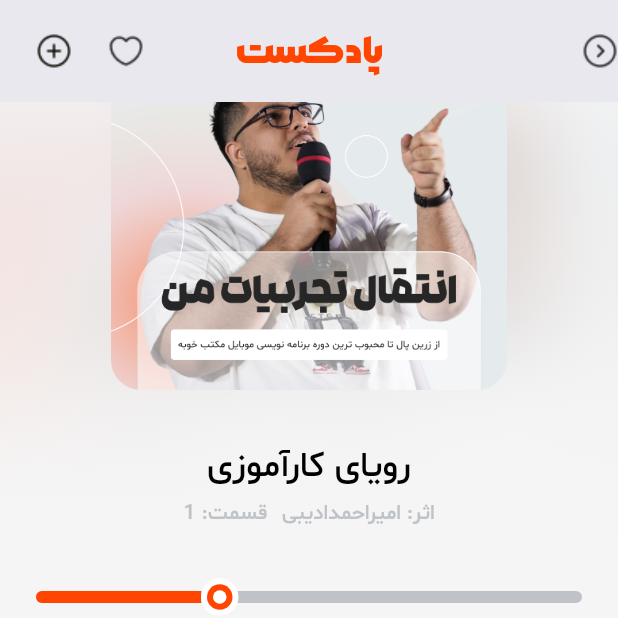
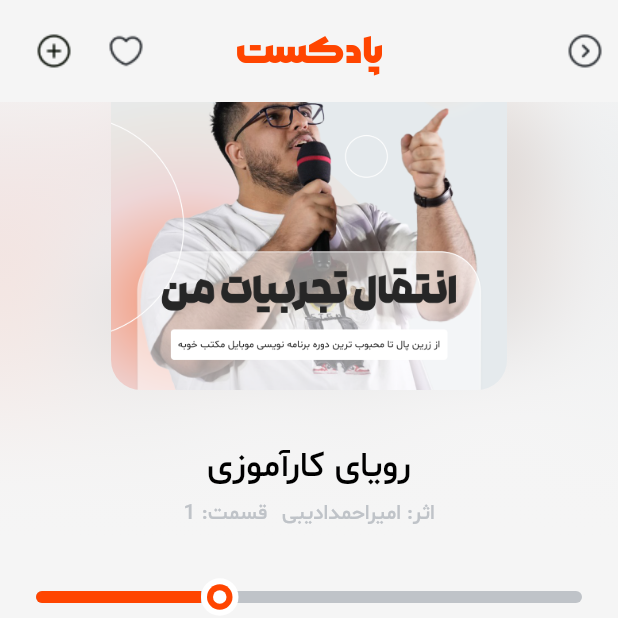
Before and after one commit to Mohammad-Nikmard/Castify, a Flutter app: the PlayListScreen screen opened directly, scrolled down 169 dp, on a phone screen of 412 x 824 dp, the top half of it. Run offline on Flutter 3.47's test engine with Material 3 defaults, Android fonts, the phone set to English and light mode, and no system bars; our stand-ins replace carousel_slider, dots_indicator, get_it, smooth_page_indicator; missing offline and left inert: persian_tools.

Commit message:
fix some bugs

```diff
--- a/lib/ui/bottomSheet_page/playlist_bottomsheet.dart
+++ b/lib/ui/bottomSheet_page/playlist_bottomsheet.dart
@@ -69,7 +69,7 @@ class _PlayListBottomSheetState extends State<PlayListBottomSheet> {
               delegate: SliverChildBuilderDelegate(
                 (context, index) {
                   return Padding(
-                    padding: EdgeInsets.only(left: 13, right: 13, top: 15),
+                    padding: EdgeInsets.only(left: 16, right: 16, top: 15),
                     child: PlayListWidget(
                       image: provider.seasonal[index].image,
                       subTitle: provider.seasonal[index].subTitle,
@@ -89,7 +89,7 @@ class _PlayListBottomSheetState extends State<PlayListBottomSheet> {
               delegate: SliverChildBuilderDelegate(
                 (context, index) {
                   return Padding(
-                    padding: EdgeInsets.only(left: 13, right: 13, top: 15),
+                    padding: EdgeInsets.only(left: 9, right: 9, top: 15),
                     child: PlayListWidget(
                       image: provider.others[index].image,
                       subTitle: provider.others[index].subTitle,
--- a/lib/ui/home_screen.dart
+++ b/lib/ui/home_screen.dart
@@ -32,6 +32,7 @@ class _HomeScreenState extends State<HomeScreen> with TickerProviderStateMixin {
             SliverPersistentHeader(
               delegate: TabBarDelegate(
                 TabBar(
+                  indicatorSize: TabBarIndicatorSize.tab,
                   controller: _controller,
                   labelColor: MyColor.whiteColor,
                   unselectedLabelColor: MyColor.greyColor,
@@ -84,9 +85,13 @@ class _HomeScreenState extends State<HomeScreen> with TickerProviderStateMixin {
             fontFamily: "MR", color: MyColor.orangeColor, fontSize: 24),
       ),
       centerTitle: true,
+      scrolledUnderElevation: 0.0,
       leading: Image.asset("images/icon_notification.png"),
       actions: [
-        Image.asset("images/icon_search.png"),
+        Padding(
+          padding: const EdgeInsets.only(right: 10),
+          child: Image.asset("images/icon_search.png"),
+        ),
       ],
       backgroundColor: Colors.transparent,
       elevation: 0,
--- a/lib/ui/playlist_screen.dart
+++ b/lib/ui/playlist_screen.dart
@@ -20,13 +20,13 @@ class _PlayListScreenState extends State<PlayListScreen> {
       body: SingleChildScrollView(
         child: Column(
           children: [
-            _getHeader(),
+            _Header(),
             Column(
               children: [
                 SizedBox(height: 22),
-                _playerPostion(),
+                PlayerPosition(),
                 SizedBox(height: 32),
-                _getPlayer(),
+                Player(),
                 _getItemHeader("کتاب الکترونیکی"),
                 PlayListWidget(
                   image: "podcast1.png",
@@ -38,7 +38,7 @@ class _PlayListScreenState extends State<PlayListScreen> {
                   timerLength: "۱۲:۰۵",
                 ),
                 _getItemHeader("توضیحات"),
-                _descrption(),
+                Description(),
                 SizedBox(height: 32),
               ],
             ),
@@ -48,7 +48,58 @@ class _PlayListScreenState extends State<PlayListScreen> {
     );
   }
 
-  Widget _getHeader() {
+  Widget _getItemHeader(String name) {
+    return Padding(
+      padding: EdgeInsets.only(top: 32, bottom: 20),
+      child: Row(
+        mainAxisAlignment: MainAxisAlignment.end,
+        children: [
+          Text(
+            name,
+            style: Theme.of(context).textTheme.displayMedium,
+          ),
+          SizedBox(width: 24),
+        ],
+      ),
+    );
+  }
+
+  PreferredSizeWidget _getAppBar() {
+    return AppBar(
+      toolbarHeight: 68,
+      backgroundColor: Colors.transparent,
+      elevation: 0,
+      scrolledUnderElevation: 0.0,
+      title: Text(
+        "پادکست",
+        style: TextStyle(
+            color: MyColor.orangeColor, fontFamily: "MR", fontSize: 24),
+      ),
+      centerTitle: true,
+      actions: [
+        Padding(
+          padding: const EdgeInsets.only(right: 10),
+          child: Image.asset("images/icon_arrow-circle-right.png"),
+        ),
+      ],
+      leadingWidth: 100,
+      leading: Row(
+        children: [
+          SizedBox(width: 24),
+          Image.asset("images/icon_add-circle.png"),
+          SizedBox(width: 24),
+          Image.asset("images/icon_heart.png"),
+        ],
+      ),
+    );
+  }
+}
+
+class _Header extends StatelessWidget {
+  const _Header();
+
+  @override
+  Widget build(BuildContext context) {
     return Stack(
       children: [
         Image.asset("images/poster.png"),
@@ -152,93 +203,13 @@ class _PlayListScreenState extends State<PlayListScreen> {
       ],
     );
   }
+}
 
-  Widget _getPlayer() {
-    return Row(
-      mainAxisAlignment: MainAxisAlignment.spaceAround,
-      mainAxisSize: MainAxisSize.max,
-      children: [
-        InkWell(
-          onTap: () {
-            showModalBottomSheet(
-              isScrollControlled: true,
-              backgroundColor: Colors.transparent,
-              context: context,
-              builder: (context) {
-                return DraggableScrollableSheet(
-                  initialChildSize: 0.4,
-                  maxChildSize: 0.9,
-                  minChildSize: 0.2,
-                  builder: ((context, scrollController) {
-                    return PlayListBottomSheet(
-                      controller: scrollController,
-                    );
-                  }),
-                );
-              },
-            );
-          },
-          child: Image.asset("images/icon_music-playlist.png"),
-        ),
-        Image.asset("images/icon_backward-10-seconds.png"),
-        Container(
-          height: 56,
-          width: 56,
-          decoration: BoxDecoration(
-            shape: BoxShape.circle,
-            color: MyColor.orangeColor,
-          ),
-          child: Center(
-            child: Image.asset(
-              "images/Play.png",
-              height: 28,
-              width: 28,
-            ),
-          ),
-        ),
-        Image.asset("images/icon_forward-10-seconds.png"),
-        Image.asset("images/icon_timer.png"),
-      ],
-    );
-  }
+class PlayerPosition extends StatelessWidget {
+  const PlayerPosition({super.key});
 
-  Widget _getItemHeader(String name) {
-    return Padding(
-      padding: EdgeInsets.only(top: 32, bottom: 20),
-      child: Row(
-        mainAxisAlignment: MainAxisAlignment.end,
-        children: [
-          Text(
-            name,
-            style: Theme.of(context).textTheme.displayMedium,
-          ),
-          SizedBox(width: 24),
-        ],
-      ),
-    );
-  }
-
-  Widget _descrption() {
-    return Padding(
-      padding: EdgeInsets.symmetric(horizontal: 24),
-      child: Directionality(
-        textDirection: TextDirection.rtl,
-        child: Container(
-          width: double.infinity,
-          child: Text(
-            "سعی کردم صفر تا صد تجربیاتم در این چند سال فعالیتم رو با شما به اشتراک بذارم و قطعا خیلی میتونه براتون مفید باشه پس ریز به ریزشو با تمرکز و با دقت گوش کنید.",
-            style: TextStyle(
-              color: MyColor.greyColor,
-              fontSize: 14,
-              fontFamily: "SM",
-            ),
-          ),
-        ),
-      ),
-    );
-  }
-
-  Widget _playerPostion() {
+  @override
+  Widget build(BuildContext context) {
     return Padding(
       padding: EdgeInsets.symmetric(horizontal: 24),
       child: Column(
@@ -324,29 +295,82 @@ class _PlayListScreenState extends State<PlayListScreen> {
       ),
     );
   }
+}
 
-  PreferredSizeWidget _getAppBar() {
-    return AppBar(
-      toolbarHeight: 68,
-      backgroundColor: Colors.transparent,
-      elevation: 0,
-      title: Text(
-        "پادکست",
-        style: TextStyle(
-            color: MyColor.orangeColor, fontFamily: "MR", fontSize: 24),
-      ),
-      centerTitle: true,
-      actions: [
-        Image.asset("images/icon_arrow-circle-right.png"),
+class Player extends StatelessWidget {
+  const Player({super.key});
+
+  @override
+  Widget build(BuildContext context) {
+    return Row(
+      mainAxisAlignment: MainAxisAlignment.spaceAround,
+      mainAxisSize: MainAxisSize.max,
+      children: [
+        InkWell(
+          onTap: () {
+            showModalBottomSheet(
+              isScrollControlled: true,
+              backgroundColor: Colors.transparent,
+              context: context,
+              builder: (context) {
+                return DraggableScrollableSheet(
+                  initialChildSize: 0.4,
+                  maxChildSize: 0.9,
+                  minChildSize: 0.2,
+                  builder: ((context, scrollController) {
+                    return PlayListBottomSheet(
+                      controller: scrollController,
+                    );
+                  }),
+                );
+              },
+            );
+          },
+          child: Image.asset("images/icon_music-playlist.png"),
+        ),
+        Image.asset("images/icon_backward-10-seconds.png"),
+        Container(
+          height: 56,
+          width: 56,
+          decoration: BoxDecoration(
+            shape: BoxShape.circle,
+            color: MyColor.orangeColor,
+          ),
+          child: Center(
+            child: Image.asset(
+              "images/Play.png",
+              height: 28,
+              width: 28,
+            ),
+          ),
+        ),
+        Image.asset("images/icon_forward-10-seconds.png"),
+        Image.asset("images/icon_timer.png"),
       ],
-      leadingWidth: 100,
-      leading: Row(
-        children: [
-          SizedBox(width: 24),
-          Image.asset("images/icon_add-circle.png"),
-          SizedBox(width: 24),
-          Image.asset("images/icon_heart.png"),
-        ],
+    );
+  }
+}
+
+class Description extends StatelessWidget {
+  const Description({super.key});
+
+  @override
+  Widget build(BuildContext context) {
+    return Padding(
+      padding: EdgeInsets.symmetric(horizontal: 24),
+      child: Directionality(
+        textDirection: TextDirection.rtl,
+        child: Container(
+          width: double.infinity,
+          child: Text(
+            "سعی کردم صفر تا صد تجربیاتم در این چند سال فعالیتم رو با شما به اشتراک بذارم و قطعا خیلی میتونه براتون مفید باشه پس ریز به ریزشو با تمرکز و با دقت گوش کنید.",
+            style: TextStyle(
+              color: MyColor.greyColor,
+              fontSize: 14,
+              fontFamily: "SM",
+            ),
+          ),
+        ),
       ),
     );
   }
--- a/lib/ui/tab_bar_screens/all_screen.dart
+++ b/lib/ui/tab_bar_screens/all_screen.dart
@@ -70,7 +70,7 @@ class _AllWidgetState extends State<AllWidget> {
                       ),
                       DotsIndicator(
                         dotsCount: 2,
-                        position: _current.toDouble(),
+                        position: _current,
                         decorator: DotsDecorator(
                           activeColor: MyColor.whiteColor,
                           color: MyColor.greyColor,
--- a/lib/widgets/category_widget.dart
+++ b/lib/widgets/category_widget.dart
@@ -3,9 +3,9 @@ import 'package:flutter/material.dart';
 
 // ignore: must_be_immutable
 class CategoryWidget extends StatelessWidget {
-  CategoryWidget({super.key, required this.image, required this.title});
-  String image;
-  String title;
+  const CategoryWidget({super.key, required this.image, required this.title});
+  final String image;
+  final String title;
 
   @override
   Widget build(BuildContext context) {
--- a/lib/widgets/mostListened_weekly.dart
+++ b/lib/widgets/mostListened_weekly.dart
@@ -1,16 +1,15 @@
 import 'package:castify/constants/constants.dart';
 import 'package:flutter/material.dart';
 
-// ignore: must_be_immutable
 class MostListenedWeeklyWidget extends StatelessWidget {
-  MostListenedWeeklyWidget(
+  const MostListenedWeeklyWidget(
       {super.key,
       required this.image,
       required this.title,
       required this.subTitle});
-  String image;
-  String title;
-  String subTitle;
+  final String image;
+  final String title;
+  final String subTitle;
   @override
   Widget build(BuildContext context) {
     return Container(
--- a/lib/widgets/playlist_widget.dart
+++ b/lib/widgets/playlist_widget.dart
@@ -3,9 +3,8 @@ import 'package:castify/model/playlistEnum.dart';
 import 'package:flutter/material.dart';
 import 'package:persian_tools/persian_tools.dart';
 
-// ignore: must_be_immutable
 class PlayListWidget extends StatelessWidget {
-  PlayListWidget({
+  const PlayListWidget({
     super.key,
     required this.image,
     required this.subTitle,
@@ -15,13 +14,13 @@ class PlayListWidget extends StatelessWidget {
     required this.timerLength,
     required this.passedTime,
   });
-  String image;
-  String title;
-  String subTitle;
-  String pageCounter;
-  PlayListType type;
-  String timerLength;
-  String passedTime;
+  final String image;
+  final String title;
+  final String subTitle;
+  final String pageCounter;
+  final PlayListType type;
+  final String timerLength;
+  final String passedTime;
 
   @override
   Widget build(BuildContext context) {
@@ -68,6 +67,7 @@ class PlayListWidget extends StatelessWidget {
                 borderRadius: BorderRadius.circular(8),
                 image: DecorationImage(
                   image: AssetImage("images/$image"),
+                  fit: BoxFit.cover,
                 ),
               ),
             ),
--- a/pubspec.yaml
+++ b/pubspec.yaml
@@ -15,7 +15,7 @@ dependencies:
   provider: ^6.1.1
   get_it: ^7.6.4
   carousel_slider: ^4.2.1
-  dots_indicator: ^2.1.1
+  dots_indicator: ^3.0.0
   persian_tools: ^1.0.3
 
   cupertino_icons: ^1.0.2
```
Also changed, not shown: pubspec.lock.
